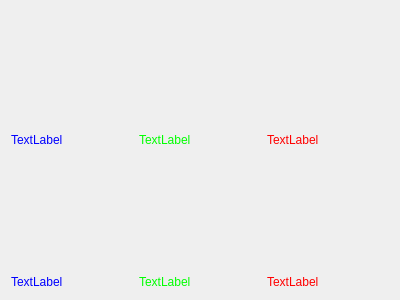
First picture: the form in src/gui/adapters/imuadapter.ui, repository RoboJackets/igvc-software, before the edit.
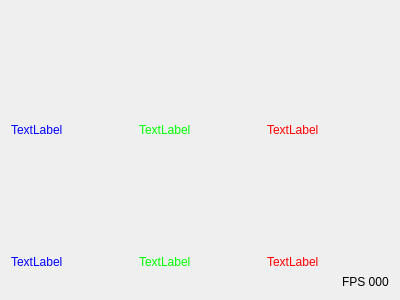
Second picture: the form after the edit.

The edit to the form file:
```diff
--- a/src/gui/adapters/imuadapter.ui
+++ b/src/gui/adapters/imuadapter.ui
@@ -108,6 +108,19 @@
      </item>
     </layout>
    </item>
+   <item alignment="Qt::AlignRight">
+    <widget class="QLabel" name="fpsLabel">
+     <property name="sizePolicy">
+      <sizepolicy hsizetype="Fixed" vsizetype="Fixed">
+       <horstretch>0</horstretch>
+       <verstretch>0</verstretch>
+      </sizepolicy>
+     </property>
+     <property name="text">
+      <string>FPS 000</string>
+     </property>
+    </widget>
+   </item>
   </layout>
  </widget>
  <resources/>
```
